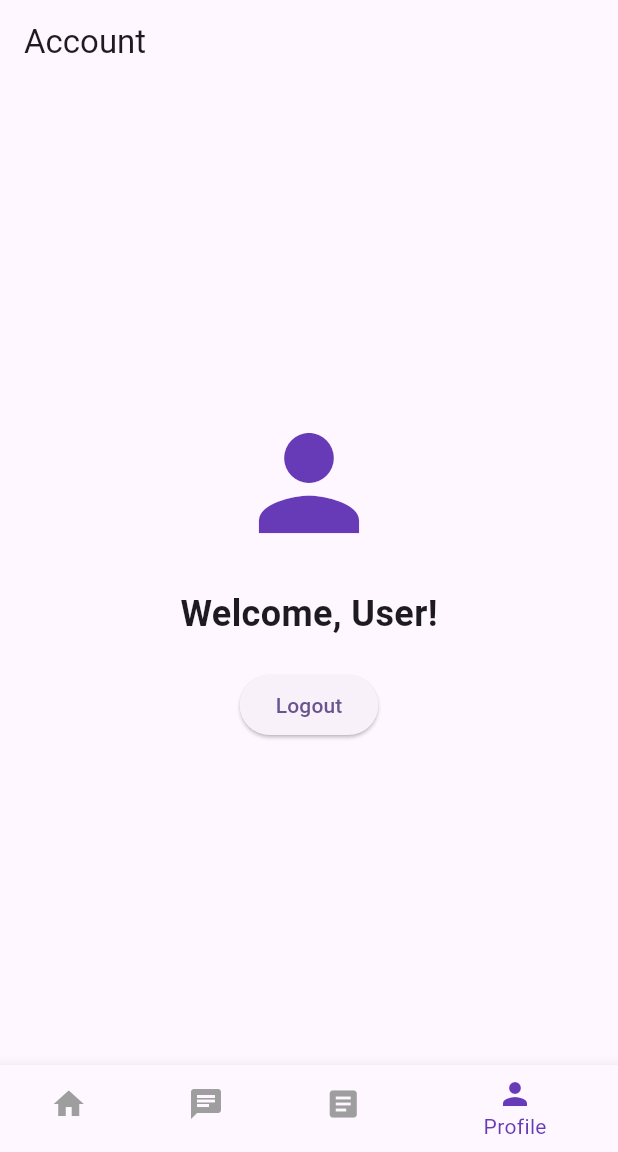
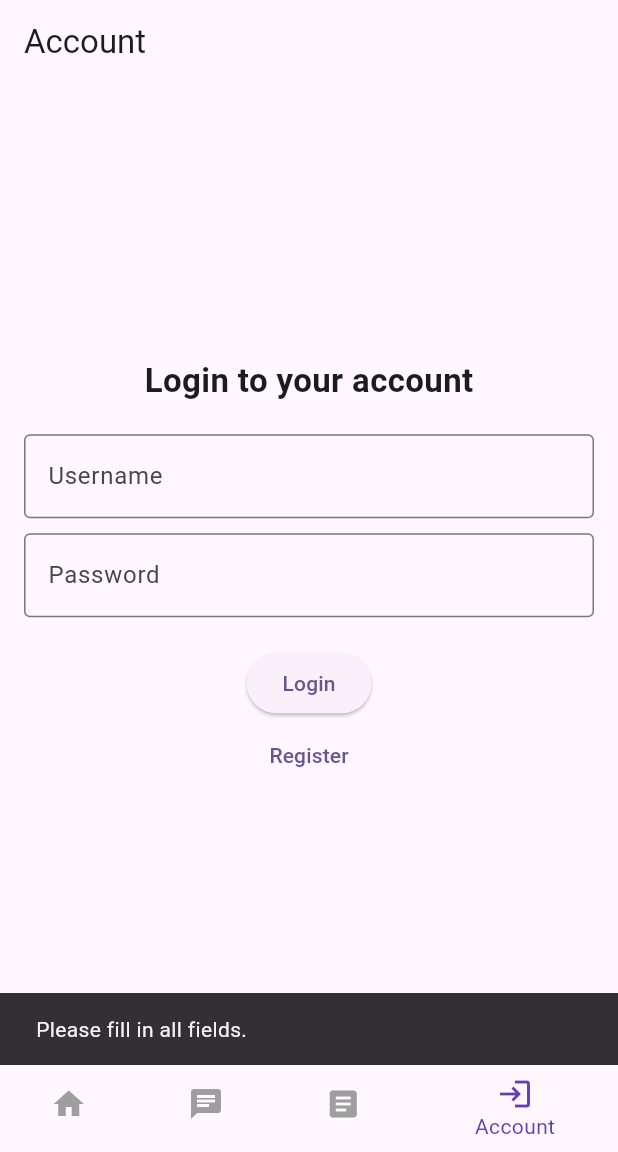
Before and after one commit to koojiansin/CM2020_AgileSoftwareProjects_EOYProject, a Flutter app: the screen it shows after launch, item 4 of the bottom bar chosen, after a tap on "Login", on a phone screen of 412 x 824 dp, the part 84-1236 px from its top. Run offline on Flutter 3.47's test engine with Material 3 defaults, Android fonts, the phone set to English and light mode, and no system bars; our stand-ins replace image_picker, sqflite; accounts and stored records are empty.

Commit message:
WIP done socials improved login

```diff
--- /dev/null
+++ b/lib/Components/new_social_card.dart
@@ -0,0 +1,82 @@
+import 'dart:convert';
+import 'package:flutter/material.dart';
+import 'package:lgpokemon/helpers/database_helper.dart';
+import 'package:lgpokemon/models/card.dart' as model;
+
+class NewSocialCard extends StatelessWidget {
+  final int cardId;
+  const NewSocialCard({super.key, required this.cardId});
+
+  /// A simple check to decide if [s] is a Base64 encoded image.
+  bool isBase64(String s) => s.length > 100;
+
+  @override
+  Widget build(BuildContext context) {
+    return FutureBuilder<Map<String, dynamic>?>(
+      future: DatabaseHelper.instance.getCardById(cardId),
+      builder: (context, snapshot) {
+        if (snapshot.connectionState == ConnectionState.waiting) {
+          return const SizedBox(
+            width: 150,
+            height: 220,
+            child: Center(child: CircularProgressIndicator()),
+          );
+        } else if (!snapshot.hasData || snapshot.data == null) {
+          return const SizedBox(
+              width: 150,
+              height: 220,
+              child: Center(child: Text("Card not found")));
+        } else {
+          final data = snapshot.data!;
+          final card = model.Card.fromMap(data);
+          final imageWidget = isBase64(card.imagePath)
+              ? Image.memory(
+                  base64Decode(card.imagePath),
+                  width: 110,
+                  height: 150,
+                  fit: BoxFit.cover,
+                )
+              : Image.asset(
+                  card.imagePath,
+                  width: 110,
+                  height: 150,
+                  fit: BoxFit.cover,
+                );
+          return Container(
+            margin: const EdgeInsets.only(left: 25),
+            width: 150,
+            decoration: BoxDecoration(
+              color: Colors.grey[200],
+              borderRadius: BorderRadius.circular(12),
+            ),
+            child: Column(
+              mainAxisAlignment: MainAxisAlignment.spaceEvenly,
+              children: [
+                ClipRRect(
+                  borderRadius: BorderRadius.circular(12),
+                  child: imageWidget,
+                ),
+                Padding(
+                  padding: const EdgeInsets.all(8.0),
+                  child: Column(
+                    children: [
+                      Text(
+                        card.title,
+                        style: const TextStyle(fontWeight: FontWeight.bold),
+                      ),
+                      const SizedBox(height: 4),
+                      Text(
+                        card.grade,
+                        style: const TextStyle(color: Colors.grey),
+                      ),
+                    ],
+                  ),
+                ),
+              ],
+            ),
+          );
+        }
+      },
+    );
+  }
+}
--- /dev/null
+++ b/lib/helpers/database_helper.dart
@@ -0,0 +1,153 @@
+import 'dart:async';
+import 'package:lgpokemon/models/card.dart';
+import 'package:path/path.dart';
+import 'package:sqflite/sqflite.dart';
+
+class DatabaseHelper {
+  static final DatabaseHelper instance = DatabaseHelper._init();
+
+  static Database? _database;
+
+  DatabaseHelper._init();
+
+  Future<Database> get database async {
+    if (_database != null) return _database!;
+    _database = await _initDB('app.db');
+    return _database!;
+  }
+
+  Future<Database> _initDB(String filePath) async {
+    final dbPath = await getDatabasesPath();
+    final path = join(dbPath, filePath);
+
+    return await openDatabase(
+      path,
+      version: 1,
+      onCreate: _createDB,
+    );
+  }
+
+  Future _createDB(Database db, int version) async {
+    const idType = 'INTEGER PRIMARY KEY AUTOINCREMENT';
+    const textType = 'TEXT NOT NULL';
+
+    // Create the cards table
+    await db.execute('''
+      CREATE TABLE cards (
+        id $idType,
+        title $textType,
+        grade $textType,
+        imagePath $textType
+      )
+    ''');
+
+    // Seed the database with default cards
+    final defaultCards = [
+      {
+        'title': 'Charizard',
+        'grade': '10',
+        'imagePath': 'lib/images/Charizard.jpg'
+      },
+      {
+        'title': 'Blastoise',
+        'grade': '9',
+        'imagePath': 'lib/images/Blastoise.jpg'
+      },
+      {
+        'title': 'Venusaur',
+        'grade': '8',
+        'imagePath': 'lib/images/Venusaur.jpg'
+      },
+      {
+        'title': 'Charmander',
+        'grade': '10',
+        'imagePath': 'lib/images/Charmander.jpg'
+      },
+      {
+        'title': 'Squirtle',
+        'grade': '9',
+        'imagePath': 'lib/images/Squirtle.jpg'
+      },
+      {
+        'title': 'Bulbasaur',
+        'grade': '8',
+        'imagePath': 'lib/images/Bulbasaur.jpg'
+      },
+    ];
+
+    for (var card in defaultCards) {
+      await db.insert('cards', card);
+    }
+
+    // Create the accounts table
+    await db.execute('''
+      CREATE TABLE accounts (
+        id $idType,
+        username $textType,
+        password $textType
+      )
+    ''');
+
+    // Seed the accounts table with one account record
+    await db.insert('accounts', {
+      'username': 'Username',
+      'password': 'Password',
+    });
+  }
+
+  // CRUD Methods
+
+  // Insert a card into the database
+  Future<int> insertCard(Map<String, dynamic> card) async {
+    final db = await instance.database;
+    return await db.insert('cards', card);
+  }
+
+  // Retrieve a card by ID
+  Future<Map<String, dynamic>?> getCardById(int id) async {
+    final db = await instance.database;
+    final result = await db.query('cards', where: 'id = ?', whereArgs: [id]);
+    if (result.isNotEmpty) return result.first;
+    return null;
+  }
+
+  // Retrieve all cards from the database
+  Future<List<Map<String, dynamic>>> getCards() async {
+    final db = await instance.database;
+    return await db.query('cards');
+  }
+
+  // Update a card
+  Future<int> updateCard(Map<String, dynamic> card) async {
+    final db = await instance.database;
+    final id = card['id'];
+    return await db.update('cards', card, where: 'id = ?', whereArgs: [id]);
+  }
+
+  // Static method to fetch all cards as objects.
+  static Future<List<Card>> fetchAllCards() async {
+    final List<Map<String, dynamic>> data =
+        await DatabaseHelper.instance.getCards();
+    return data.map((map) => Card.fromMap(map)).toList();
+  }
+
+  // Delete a card
+  Future<int> deleteCard(int id) async {
+    final db = await instance.database;
+    return await db.delete('cards', where: 'id = ?', whereArgs: [id]);
+  }
+
+  // Close the database
+  Future close() async {
+    final db = await instance.database;
+    db.close();
+  }
+
+  // Optionally, you can add methods to retrieve or validate the account.
+  Future<Map<String, dynamic>?> getAccount() async {
+    final db = await instance.database;
+    final result = await db.query('accounts', limit: 1);
+    if (result.isNotEmpty) return result.first;
+    return null;
+  }
+}
--- a/lib/main.dart
+++ b/lib/main.dart
@@ -1,10 +1,14 @@
 import 'package:flutter/material.dart';
+import 'package:lgpokemon/helpers/database_helper.dart';
 import 'package:lgpokemon/screens/home_screen.dart';
 import 'package:lgpokemon/screens/communication_screen.dart';
 import 'package:lgpokemon/screens/account_screen.dart';
 import 'package:lgpokemon/screens/news_screen.dart';
 
-void main() {
+void main() async {
+  WidgetsFlutterBinding.ensureInitialized();
+  // Initialize the database by calling the getter
+  await DatabaseHelper.instance.database;
   runApp(const MyApp());
 }
 
@@ -65,8 +69,10 @@
       bottomNavigationBar: BottomNavigationBar(
         items: [
           const BottomNavigationBarItem(icon: Icon(Icons.home), label: 'Home'),
-          const BottomNavigationBarItem(icon: Icon(Icons.chat), label: 'Communication'),
-          const BottomNavigationBarItem(icon: Icon(Icons.article), label: 'News'),
+          const BottomNavigationBarItem(
+              icon: Icon(Icons.chat), label: 'Communication'),
+          const BottomNavigationBarItem(
+              icon: Icon(Icons.article), label: 'News'),
           BottomNavigationBarItem(
             icon: Icon(_isLoggedIn ? Icons.person : Icons.login),
             label: _isLoggedIn ? 'Profile' : 'Account',
--- /dev/null
+++ b/lib/models/card.dart
@@ -0,0 +1,31 @@
+import 'package:lgpokemon/helpers/database_helper.dart';
+
+class Card {
+  final String title;
+  final String grade;
+  final String imagePath;
+
+  Card({
+    required this.title,
+    required this.grade,
+    required this.imagePath,
+  });
+
+  // Factory constructor to create a Card from a Map (from the DB)
+  factory Card.fromMap(Map<String, dynamic> map) {
+    return Card(
+      title: map['title'],
+      grade: map['grade'],
+      imagePath: map['imagePath'],
+    );
+  }
+
+  // Static method to fetch all Cards from the SQL DB
+  static Future<List<Card>> fetchAllCards() async {
+    // Retrieve the raw list from the DatabaseHelper
+    final List<Map<String, dynamic>> data =
+        await DatabaseHelper.instance.getCards();
+    // Map each record to a Card instance
+    return data.map((map) => Card.fromMap(map)).toList();
+  }
+}
--- a/lib/screens/account_screen.dart
+++ b/lib/screens/account_screen.dart
@@ -1,4 +1,5 @@
 import 'package:flutter/material.dart';
+import 'package:lgpokemon/helpers/database_helper.dart';
 
 class AccountScreen extends StatefulWidget {
   final bool isLoggedIn;
@@ -21,11 +22,33 @@ class _AccountScreenState extends State<AccountScreen> {
   final TextEditingController _passwordController = TextEditingController();
   String _username = "Guest";
 
-  void _handleLogin() {
+  // Login function that verifies credentials against the DB.
+  Future<void> _handleLogin() async {
+    final username = _usernameController.text.trim();
+    final password = _passwordController.text.trim();
+
+    // Validation: Ensure both fields are filled.
+    if (username.isEmpty || password.isEmpty) {
+      ScaffoldMessenger.of(context).showSnackBar(
+          const SnackBar(content: Text("Please fill in all fields.")));
+      return;
+    }
+
+    // Retrieve the stored account record from the database.
+    final account = await DatabaseHelper.instance.getAccount();
+    if (account != null &&
+        account['username'] == username &&
+        account['password'] == password) {
+      // Login successful.
       setState(() {
-      _username = _usernameController.text.isNotEmpty ? _usernameController.text : "User";
+        _username = username;
       });
       widget.onLogin();
+    } else {
+      // Login failed.
+      ScaffoldMessenger.of(context).showSnackBar(
+          const SnackBar(content: Text("Invalid username or password.")));
+    }
   }
 
   @override
@@ -33,8 +56,14 @@ class _AccountScreenState extends State<AccountScreen> {
     return Scaffold(
       appBar: AppBar(title: const Text("Account")),
       body: Center(
-        child: widget.isLoggedIn
-            ? Column(
+        child: widget.isLoggedIn ? _buildProfile() : _buildLogin(),
+      ),
+    );
+  }
+
+  // Build the profile view when logged in.
+  Widget _buildProfile() {
+    return Column(
       mainAxisAlignment: MainAxisAlignment.center,
       children: [
         const Icon(Icons.person, size: 100, color: Colors.deepPurple),
@@ -49,8 +78,12 @@ class _AccountScreenState extends State<AccountScreen> {
           child: const Text("Logout"),
         ),
       ],
-        )
-            : Padding(
+    );
+  }
+
+  // Build the login form when not logged in.
+  Widget _buildLogin() {
+    return Padding(
       padding: const EdgeInsets.all(16.0),
       child: Column(
         mainAxisAlignment: MainAxisAlignment.center,
@@ -83,16 +116,13 @@ class _AccountScreenState extends State<AccountScreen> {
           ),
           TextButton(
             onPressed: () {
-                  ScaffoldMessenger.of(context).showSnackBar(
-                    const SnackBar(content: Text("Register feature coming soon!")),
-                  );
+              ScaffoldMessenger.of(context).showSnackBar(const SnackBar(
+                  content: Text("Register feature coming soon!")));
             },
             child: const Text("Register"),
           ),
         ],
       ),
-        ),
-      ),
     );
   }
 }
--- a/lib/screens/home_screen.dart
+++ b/lib/screens/home_screen.dart
@@ -1,5 +1,9 @@
 import 'package:flutter/material.dart';
+import 'package:lgpokemon/Components/new_social_card.dart';
+import 'package:lgpokemon/helpers/database_helper.dart';
+import 'package:lgpokemon/screens/my_page.dart';
 import 'package:lgpokemon/screens/news_detail_screen.dart';
+import 'package:lgpokemon/screens/social_page.dart';
 
 class HomeScreen extends StatefulWidget {
   const HomeScreen({super.key});
@@ -15,22 +19,28 @@ class _HomeScreenState extends State<HomeScreen> {
   final List<Map<String, String>> latestNews = const [
     {
       "title": "Flutter 3.0 Released!",
-      "excerpt": "The latest version of Flutter introduces new exciting features...",
-      "content": "Flutter 3.0 brings better performance, new widgets, and stability across platforms.",
+      "excerpt":
+          "The latest version of Flutter introduces new exciting features...",
+      "content":
+          "Flutter 3.0 brings better performance, new widgets, and stability across platforms.",
       "author": "John Doe",
       "date": "Feb 17, 2025"
     },
     {
       "title": "Dart 3 Announced",
-      "excerpt": "Dart 3 is here with null safety and enhanced compiler optimizations...",
-      "content": "Dart 3 is now officially available, bringing faster performance and new modern syntax.",
+      "excerpt":
+          "Dart 3 is here with null safety and enhanced compiler optimizations...",
+      "content":
+          "Dart 3 is now officially available, bringing faster performance and new modern syntax.",
       "author": "Jane Smith",
       "date": "Feb 16, 2025"
     },
     {
       "title": "AI in Mobile Apps",
-      "excerpt": "Artificial Intelligence is revolutionizing mobile app development...",
-      "content": "With AI, apps can now provide personalized experiences, enhanced automation, and improved UI interactions.",
+      "excerpt":
+          "Artificial Intelligence is revolutionizing mobile app development...",
+      "content":
+          "With AI, apps can now provide personalized experiences, enhanced automation, and improved UI interactions.",
       "author": "Alex Johnson",
       "date": "Feb 15, 2025"
     }
@@ -120,26 +130,114 @@ class _HomeScreenState extends State<HomeScreen> {
             mainAxisAlignment: MainAxisAlignment.center,
             children: List.generate(
               latestNews.length,
-                  (index) => AnimatedContainer(
+              (index) => AnimatedContainer(
                 duration: const Duration(milliseconds: 300),
                 margin: const EdgeInsets.symmetric(horizontal: 4),
                 height: 8,
                 width: _currentIndex == index ? 16 : 8,
                 decoration: BoxDecoration(
-                  color: _currentIndex == index ? Colors.deepPurple : Colors.grey,
+                  color:
+                      _currentIndex == index ? Colors.deepPurple : Colors.grey,
                   borderRadius: BorderRadius.circular(4),
                 ),
               ),
             ),
           ),
           const SizedBox(height: 20),
-          // Static Welcome Text
-          const Padding(
-            padding: EdgeInsets.all(16.0),
-            child: Text(
-              "Welcome to Flutter News! Stay updated with the latest tech trends.",
-              style: TextStyle(fontSize: 20, fontWeight: FontWeight.bold),
-              textAlign: TextAlign.center,
+          //Socials
+          Padding(
+            padding: const EdgeInsets.symmetric(horizontal: 25.0),
+            child: Row(
+              mainAxisAlignment: MainAxisAlignment.spaceBetween,
+              crossAxisAlignment: CrossAxisAlignment.end,
+              children: [
+                Text(
+                  "Socials",
+                  style: TextStyle(fontWeight: FontWeight.bold, fontSize: 24),
+                ),
+                GestureDetector(
+                  onTap: () {
+                    Navigator.push(context,
+                        MaterialPageRoute(builder: (context) => SocialPage()));
+                  },
+                  child: Text(
+                    "Expand",
+                    style: TextStyle(
+                        fontWeight: FontWeight.bold, color: Colors.blue),
+                  ),
+                )
+              ],
+            ),
+          ),
+          const SizedBox(height: 10),
+          Expanded(
+            child: FutureBuilder<List<Map<String, dynamic>>>(
+              future: DatabaseHelper.instance.getCards(),
+              builder: (context, snapshot) {
+                if (!snapshot.hasData) {
+                  return const Center(child: CircularProgressIndicator());
+                }
+                final data = snapshot.data!;
+                return ListView.builder(
+                  itemCount: data.length,
+                  scrollDirection: Axis.horizontal,
+                  itemBuilder: (context, index) {
+                    // Use the database record's 'id' to build the card.
+                    final cardId = data[index]['id'];
+                    return NewSocialCard(
+                      cardId: cardId,
+                    );
+                  },
+                );
+              },
+            ),
+          ),
+          const SizedBox(height: 10),
+          Padding(
+            padding: const EdgeInsets.symmetric(horizontal: 25.0),
+            child: Row(
+              mainAxisAlignment: MainAxisAlignment.spaceBetween,
+              crossAxisAlignment: CrossAxisAlignment.end,
+              children: [
+                Text(
+                  "My Cards",
+                  style: TextStyle(fontWeight: FontWeight.bold, fontSize: 24),
+                ),
+                GestureDetector(
+                  onTap: () {
+                    Navigator.push(context,
+                        MaterialPageRoute(builder: (context) => MyPage()));
+                  },
+                  child: Text(
+                    "Expand",
+                    style: TextStyle(
+                        fontWeight: FontWeight.bold, color: Colors.blue),
+                  ),
+                )
+              ],
+            ),
+          ),
+          const SizedBox(height: 10),
+          Expanded(
+            child: FutureBuilder<List<Map<String, dynamic>>>(
+              future: DatabaseHelper.instance.getCards(),
+              builder: (context, snapshot) {
+                if (!snapshot.hasData) {
+                  return const Center(child: CircularProgressIndicator());
+                }
+                final data = snapshot.data!;
+                return ListView.builder(
+                  itemCount: data.length,
+                  scrollDirection: Axis.horizontal,
+                  itemBuilder: (context, index) {
+                    // Use the database record's 'id' to build the card.
+                    final cardId = data[index]['id'];
+                    return NewSocialCard(
+                      cardId: cardId,
+                    );
+                  },
+                );
+              },
             ),
           ),
         ],
```
Also changed, not shown: lib/screens/my_page.dart (added, +177 -0 lines), lib/screens/social_page.dart (added, +63 -0 lines), pubspec.yaml (+11 -2 lines), lib/images/Blastoise.jpg (added), lib/images/Bulbasaur.jpg (added), lib/images/Charizard.jpg (added), lib/images/Charmander.jpg (added), lib/images/Squirtle.jpg (added), lib/images/Venusaur.jpg (added), pubspec.lock, 11 other files. Lines whose indentation alone changed are shown as unchanged.
